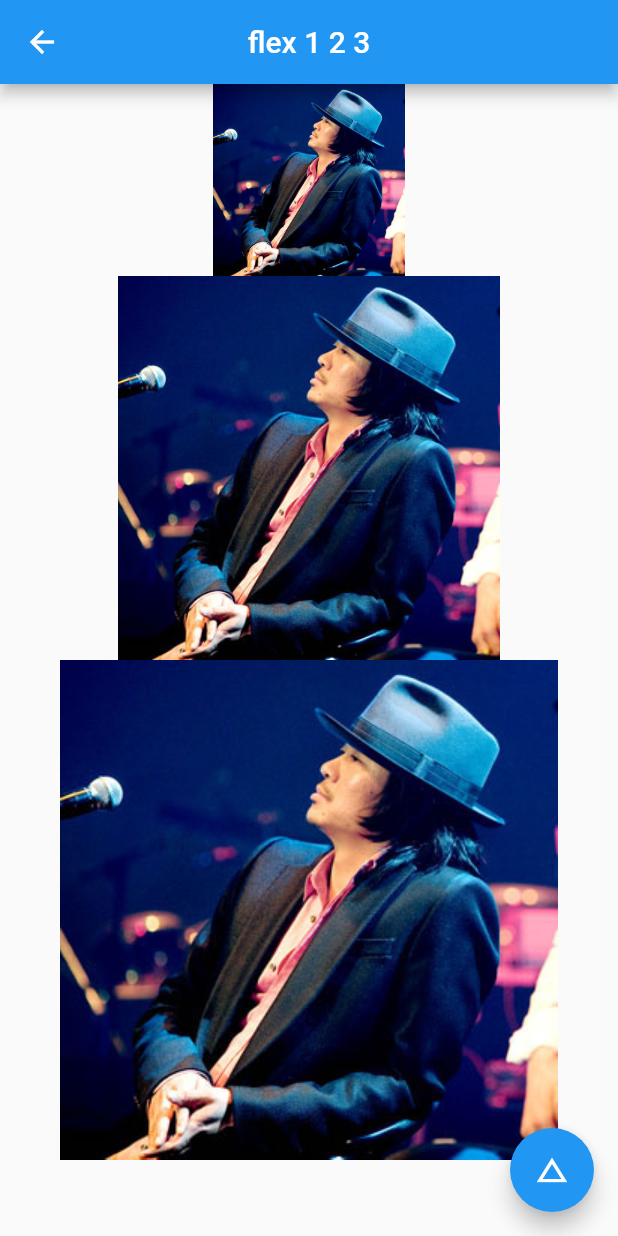
After one commit to Johnson8888/learn_flutter, a Flutter app: the FlexibleDemoPage screen opened by its route, after a tap on "按比例分布", on a phone screen of 412 x 824 dp. The commit adds this screen. Run offline on Flutter 3.47's test engine with Material 2 defaults, Android fonts, the phone set to English and light mode, and no system bars; drawn by our look-alikes of flutter_speed_dial.

Commit message:
flexible demo

```diff
--- a/flutter_app/lib/main.dart
+++ b/flutter_app/lib/main.dart
@@ -40,7 +40,8 @@ class MyApp extends StatelessWidget {
         "TextFieldDemoPage": (context) => TextFieldDemoPage(),
         "ImageDemoPage": (context) => ImageDemoPage(),
         "ColumnDemoPage": (context) => ColumnDemoPage(),
-        "RowDemoPage": (context) => RowDemoPage()
+        "RowDemoPage": (context) => RowDemoPage(),
+        "FlexibleDemoPage": (context) => FlexibleDemoPage()
       },
     );
   }
--- /dev/null
+++ b/flutter_app/lib/routes/Flexible/flexible_demo_1.dart
@@ -0,0 +1,83 @@
+/*
+ * @Author: 弗拉德
+ * @Date: 2021-01-13 19:48:36
+ * @LastEditTime: 2021-01-13 20:29:59
+ * @Support: http://fulade.me
+ */
+
+import 'package:flutter/material.dart';
+// import 'package:flutter/rendering.dart';
+import 'package:flutter_speed_dial/flutter_speed_dial.dart';
+
+class FlexibleDemo1Page extends StatefulWidget {
+  @override
+  _FlexibleDemo1PageState createState() => _FlexibleDemo1PageState();
+}
+
+class _FlexibleDemo1PageState extends State<FlexibleDemo1Page> {
+  var f1 = 1;
+  var f2 = 2;
+  var f3 = 3;
+  var title = "flex 1 2 3";
+  @override
+  Widget build(BuildContext context) {
+    // debugPaintSizeEnabled = true;
+    return Scaffold(
+      floatingActionButton: SpeedDial(
+        child: Icon(Icons.change_history),
+        children: [
+          SpeedDialChild(
+            child: Icon(Icons.change_history),
+            backgroundColor: Colors.green,
+            label: 'flex default',
+            labelStyle: TextStyle(fontSize: 18.0),
+            onTap: () {
+              setState(() {
+                f1 = f2 = f3 = 1;
+                title = "flex default";
+              });
+            },
+          ),
+          SpeedDialChild(
+            child: Icon(Icons.change_history),
+            backgroundColor: Colors.green,
+            label: 'flex 1 2 3',
+            labelStyle: TextStyle(fontSize: 18.0),
+            onTap: () {
+              setState(() {
+                f1 = 1;
+                f2 = 2;
+                f3 = 3;
+                title = "flex 1 2 3";
+              });
+            },
+          ),
+        ],
+      ),
+      appBar: AppBar(
+        title: Text(title),
+        centerTitle: true,
+        backgroundColor: Colors.blue,
+      ),
+      body: Center(
+        child: Column(
+          crossAxisAlignment: CrossAxisAlignment.center,
+          children: [
+            Flexible(
+              child: Image.asset("images/image_demo.jpg"),
+              flex: f1,
+            ),
+            Flexible(
+              child: Image.asset("images/image_demo.jpg"),
+              flex: f2,
+            ),
+            Flexible(
+              child: Image.asset("images/image_demo.jpg"),
+              flex: f3,
+            ),
+          ],
+        ),
+      ),
+    );
+  }
+}
--- /dev/null
+++ b/flutter_app/lib/routes/flexible_page.dart
@@ -0,0 +1,78 @@
+/*
+ * @Author: 弗拉德
+ * @Date: 2020-01-13 19:31:11
+ * @LastEditTime: 2021-01-14 11:21:59
+ * @Support: http://fulade.me
+ */
+import 'package:flutter/material.dart';
+import 'Flexible/flexible_demo_1.dart';
+import 'Flexible/flexible_demo_2.dart';
+import 'Flexible/flexible_demo_3.dart';
+import 'Flexible/flexible_demo_4.dart';
+
+class FlexibleDemoPage extends StatefulWidget {
+  @override
+  _FlexibleDemoPageState createState() => _FlexibleDemoPageState();
+}
+
+class _FlexibleDemoPageState extends State<FlexibleDemoPage> {
+  @override
+  Widget build(BuildContext context) {
+    return Scaffold(
+      appBar: AppBar(
+        centerTitle: true,
+        title: Text("FlexibleDemo"),
+        backgroundColor: Colors.blue,
+      ),
+      body: ListView.builder(
+        itemCount: 4,
+        itemExtent: 60.0,
+        padding: EdgeInsets.all(10),
+        itemBuilder: (BuildContext context, int index) {
+          return _acitonButtons()[index];
+        },
+      ),
+    );
+  }
+
+  List<Widget> _acitonButtons() {
+    final list = [
+      {
+        "title": "按比例分布",
+        "page": FlexibleDemo1Page(),
+      },
+      {
+        "title": "tight 和 loose",
+        "page": FlexibleDemo2Page(),
+      },
+      {
+        "title": "优先布局",
+        "page": FlexibleDemo3Page(),
+      },
+      {
+        "title": "填充剩余空间",
+        "page": FlexibleDemo4Page(),
+      }
+    ];
+    return List<Widget>.generate(
+      list.length,
+      (index) => FlatButton(
+        onPressed: () {
+          Navigator.push(
+            context,
+            MaterialPageRoute(
+              builder: (context) {
+                return list[index]["page"];
+              },
+            ),
+          );
+        },
+        child: Card(
+          child: Center(
+            child: Text(list[index]["title"]),
+          ),
+        ),
+      ),
+    );
+  }
+}
--- a/flutter_app/lib/routes/index.dart
+++ b/flutter_app/lib/routes/index.dart
@@ -1,7 +1,7 @@
 /*
  * @Author: 弗拉德
  * @Date: 2020-12-15 20:54:29
- * @LastEditTime: 2021-01-12 09:39:55
+ * @LastEditTime: 2021-01-13 19:34:24
  * @Support: http://fulade.me
  */
 export 'main_page.dart';
@@ -16,3 +16,4 @@ export 'textfield_page.dart';
 export 'image_page.dart';
 export 'column_page.dart';
 export 'row_page.dart';
+export 'flexible_page.dart';
--- a/flutter_app/lib/routes/main_page.dart
+++ b/flutter_app/lib/routes/main_page.dart
@@ -1,7 +1,7 @@
 /*
  * @Author: 弗拉德
  * @Date: 2020-12-15 20:51:56
- * @LastEditTime: 2021-01-12 10:50:00
+ * @LastEditTime: 2021-01-13 19:34:59
  * @Support: http://fulade.me
  */
 
@@ -24,7 +24,8 @@ class _MainPageState extends State<MainPage> {
     {"title": "TextField", "route": "TextFieldDemoPage"},
     {"title": "Image", "route": "ImageDemoPage"},
     {"title": "Colum", "route": "ColumnDemoPage"},
-    {"title": "Row", "route": "RowDemoPage"}
+    {"title": "Row", "route": "RowDemoPage"},
+    {"title": "Flexible", "route": "FlexibleDemoPage"}
   ];
   @override
   Widget build(BuildContext context) {
```
Also changed, not shown: flutter_app/lib/routes/Flexible/flexible_demo_2.dart (added, +80 -0 lines), flutter_app/lib/routes/Flexible/flexible_demo_3.dart (added, +78 -0 lines), flutter_app/lib/routes/Flexible/flexible_demo_4.dart (added, +55 -0 lines).
